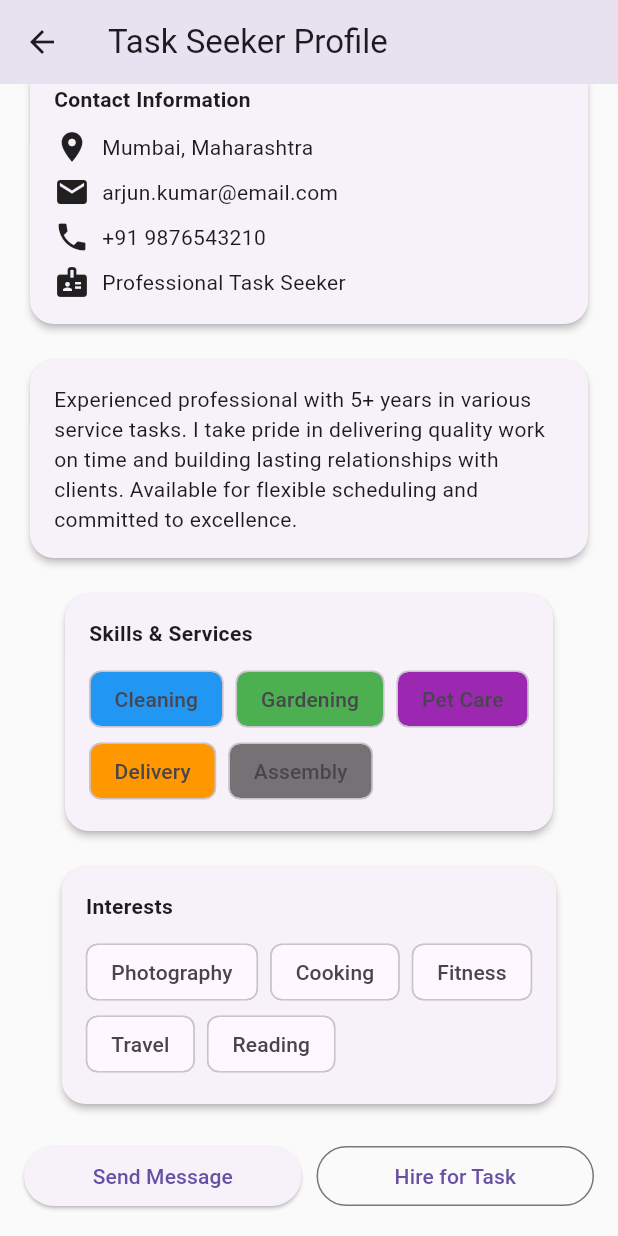
After one commit to mansiii-programmer/Hirent, a Flutter app: the TaskSeekerProfile screen opened directly, scrolled down 189 dp, after a tap on "Send Message", on a phone screen of 412 x 824 dp. The commit adds this screen. Run offline on Flutter 3.47's test engine with Material 3 defaults, Android fonts, the phone set to English and light mode, and no system bars; our stand-ins replace lucide_icons; Roboto replaces fonts that are missing (Poppins).

Commit message:
ts_profilepage

```diff
--- /dev/null
+++ b/hirent2/hirent2/lib/screens/task_seeker_profile.dart
@@ -0,0 +1,186 @@
+import 'package:flutter/material.dart';
+
+class TaskSeekerProfile extends StatelessWidget {
+  const TaskSeekerProfile({super.key});
+
+  @override
+  Widget build(BuildContext context) {
+    return Scaffold(
+      appBar: AppBar(
+        leading: IconButton(
+          icon: const Icon(Icons.arrow_back),
+          onPressed: () => Navigator.pop(context),
+        ),
+        title: const Text("Task Seeker Profile"),
+      ),
+      body: SingleChildScrollView(
+        padding: const EdgeInsets.all(16),
+        child: Column(
+          children: [
+            // profile card
+            Card(
+              elevation: 4,
+              shape: RoundedRectangleBorder(borderRadius: BorderRadius.circular(16)),
+              child: Padding(
+                padding: const EdgeInsets.all(16),
+                child: Row(
+                  children: [
+                    const CircleAvatar(
+                      radius: 35,
+                      backgroundImage: AssetImage('assets/arjun.png'), // replace with real image
+                    ),
+                    const SizedBox(width: 16),
+                    Expanded(
+                      child: Column(
+                        crossAxisAlignment: CrossAxisAlignment.start,
+                        children: [
+                          const Text("Arjun Kumar", style: TextStyle(fontSize: 20, fontWeight: FontWeight.bold)),
+                          const Text("@arjun_kumar", style: TextStyle(color: Colors.grey)),
+                          const Text("Professional Task Seeker"),
+                          const SizedBox(height: 8),
+                          Row(
+                            children: const [
+                              Icon(Icons.star, color: Colors.amber, size: 18),
+                              SizedBox(width: 4),
+                              Text("4.8"),
+                              SizedBox(width: 16),
+                              Icon(Icons.task_alt, color: Colors.teal, size: 18),
+                              SizedBox(width: 4),
+                              Text("15 tasks"),
+                            ],
+                          )
+                        ],
+                      ),
+                    )
+                  ],
+                ),
+              ),
+            ),
+
+            const SizedBox(height: 16),
+
+            // contact info card
+            Card(
+              elevation: 2,
+              shape: RoundedRectangleBorder(borderRadius: BorderRadius.circular(16)),
+              child: Padding(
+                padding: const EdgeInsets.all(16),
+                child: Column(
+                  crossAxisAlignment: CrossAxisAlignment.start,
+                  children: const [
+                    Text("Contact Information", style: TextStyle(fontWeight: FontWeight.bold)),
+                    SizedBox(height: 10),
+                    Row(children: [Icon(Icons.location_on), SizedBox(width: 8), Text("Mumbai, Maharashtra")]),
+                    SizedBox(height: 6),
+                    Row(children: [Icon(Icons.email), SizedBox(width: 8), Text("arjun.kumar@email.com")]),
+                    SizedBox(height: 6),
+                    Row(children: [Icon(Icons.phone), SizedBox(width: 8), Text("+91 9876543210")]),
+                    SizedBox(height: 6),
+                    Row(children: [Icon(Icons.badge), SizedBox(width: 8), Text("Professional Task Seeker")]),
+                  ],
+                ),
+              ),
+            ),
+
+            const SizedBox(height: 16),
+
+            // about me
+            Card(
+              elevation: 2,
+              shape: RoundedRectangleBorder(borderRadius: BorderRadius.circular(16)),
+              child: Padding(
+                padding: const EdgeInsets.all(16),
+                child: const Text(
+                  "Experienced professional with 5+ years in various service tasks. "
+                  "I take pride in delivering quality work on time and building lasting relationships with clients. "
+                  "Available for flexible scheduling and committed to excellence.",
+                ),
+              ),
+            ),
+
+            const SizedBox(height: 16),
+
+            // skills & services
+            Card(
+              elevation: 2,
+              shape: RoundedRectangleBorder(borderRadius: BorderRadius.circular(16)),
+              child: Padding(
+                padding: const EdgeInsets.all(16),
+                child: Column(
+                  crossAxisAlignment: CrossAxisAlignment.start,
+                  children: [
+                    const Text("Skills & Services", style: TextStyle(fontWeight: FontWeight.bold)),
+                    const SizedBox(height: 10),
+                    Wrap(
+                      spacing: 8,
+                      children: const [
+                        Chip(label: Text("Cleaning"), backgroundColor: Colors.blue),
+                        Chip(label: Text("Gardening"), backgroundColor: Colors.green),
+                        Chip(label: Text("Pet Care"), backgroundColor: Colors.purple),
+                        Chip(label: Text("Delivery"), backgroundColor: Colors.orange),
+                        Chip(label: Text("Assembly"), backgroundColor: Colors.black54),
+                      ],
+                    ),
+                  ],
+                ),
+              ),
+            ),
+
+            const SizedBox(height: 16),
+
+            // interests
+            Card(
+              elevation: 2,
+              shape: RoundedRectangleBorder(borderRadius: BorderRadius.circular(16)),
+              child: Padding(
+                padding: const EdgeInsets.all(16),
+                child: Column(
+                  crossAxisAlignment: CrossAxisAlignment.start,
+                  children: [
+                    const Text("Interests", style: TextStyle(fontWeight: FontWeight.bold)),
+                    const SizedBox(height: 10),
+                    Wrap(
+                      spacing: 8,
+                      children: const [
+                        Chip(label: Text("Photography")),
+                        Chip(label: Text("Cooking")),
+                        Chip(label: Text("Fitness")),
+                        Chip(label: Text("Travel")),
+                        Chip(label: Text("Reading")),
+                      ],
+                    ),
+                  ],
+                ),
+              ),
+            ),
+
+            const SizedBox(height: 20),
+
+            // buttons
+            Row(
+              children: [
+                Expanded(
+                  child: ElevatedButton(
+                    onPressed: () {
+                      // send message
+                    },
+                    child: const Text("Send Message"),
+                  ),
+                ),
+                const SizedBox(width: 10),
+                Expanded(
+                  child: OutlinedButton(
+                    onPressed: () {
+                      // hire for task
+                    },
+                    child: const Text("Hire for Task"),
+                  ),
+                ),
+              ],
+            ),
+          ],
+        ),
+      ),
+    );
+  }
+}
```
Also changed, not shown: hirent2/hirent2/lib/screens/home_screen.dart (deleted, +0 -139 lines), hirent2/hirent2/lib/screens/tp_homepage.dart (+11 -13 lines).
